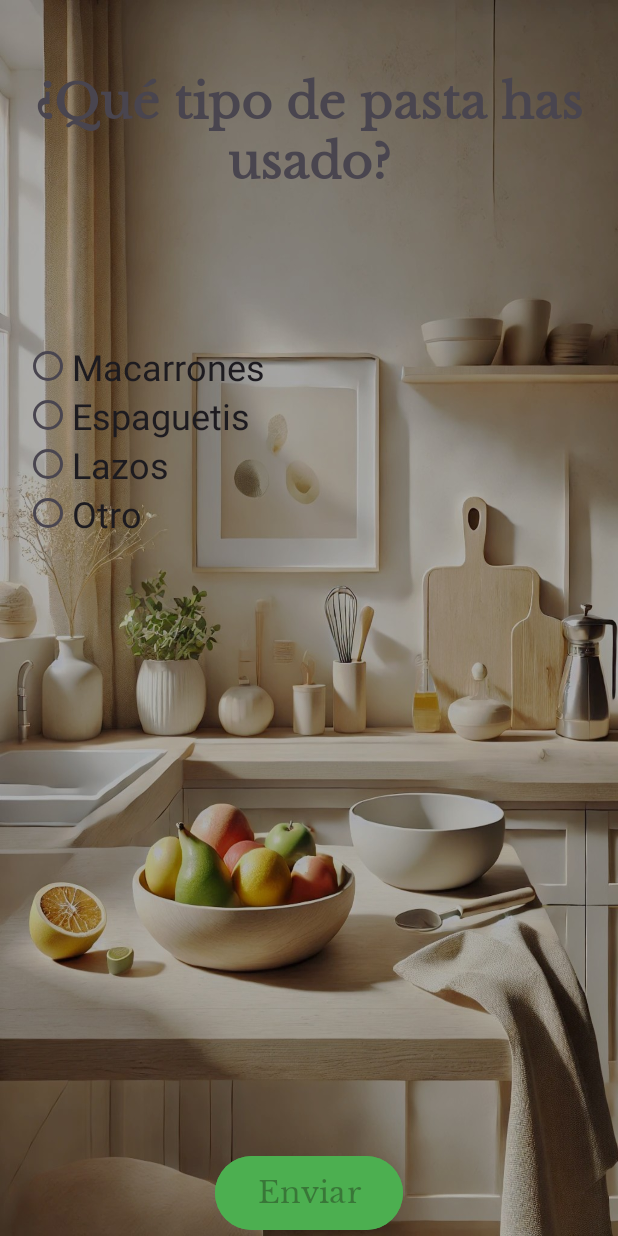
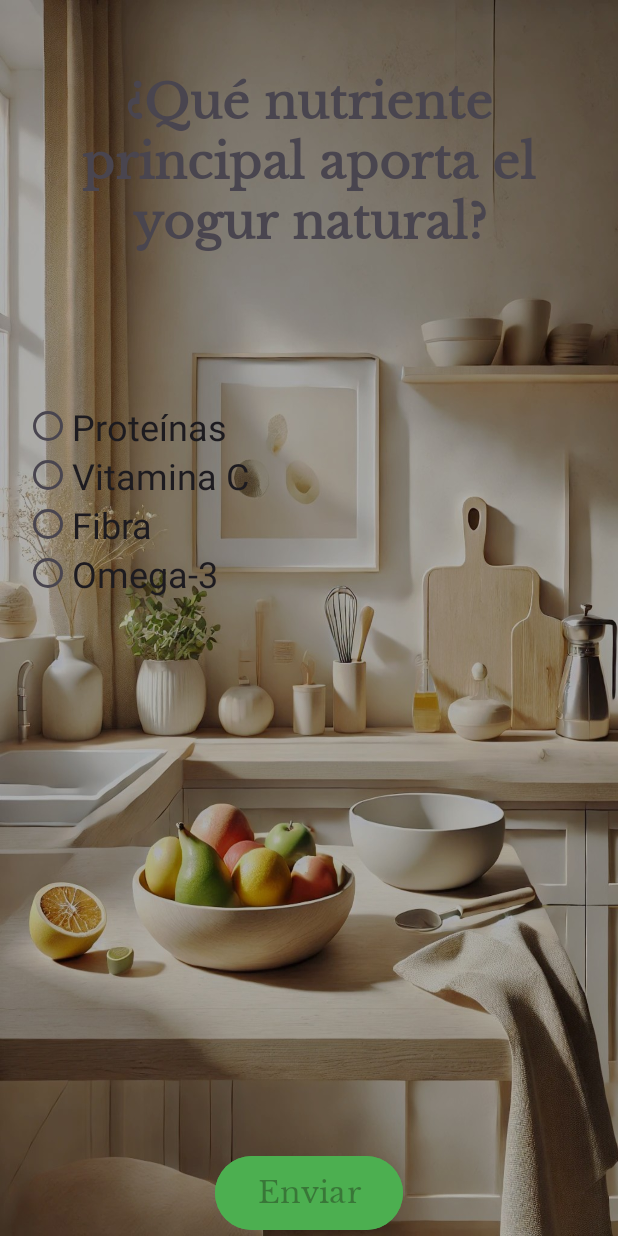
Before and after one commit to luismaa03/Food-Game-repo, an Android app: the Almuerzos screen opened directly, with no data from a screen before it, after a tap on "Aceptar", on a phone screen of 412 x 824 dp. Run offline under Robolectric (Android 15) with nearby library versions, the phone set to English and light mode, and no system bars; our stand-ins replace Firebase (no records; nobody signed in at launch, a user with empty details on screens opened directly); 1 other tap on this screen came first.

Commit message:
preguntas

```diff
--- a/FoodGame/app/src/main/java/com/example/foodgame/ResultadoCuestionario.kt
+++ b/FoodGame/app/src/main/java/com/example/foodgame/ResultadoCuestionario.kt
@@ -28,16 +28,15 @@ class ResultadoCuestionario : AppCompatActivity() {
 
         // Calcular puntuación general
         val puntuacionGeneral = if (tiempo > 0) {
-            (puntuacionTotal * 1000000 / tiempo).toInt() // Ejemplo: puntuación por cada 10 segundos
+            (puntuacionTotal * 1000000 / tiempo).toInt()
         } else {
-            0 // Evitar división por cero
+            0
         }
 
         // Mostrar resultados
-        binding.tvPuntuacion.text = "Puntuación: $puntuacionTotal"
+        binding.tvPuntuacion.text = "Puntuación General: $puntuacionGeneral"
         binding.tvPreguntasAcertadas.text = "Preguntas acertadas: $correctas"
         binding.tvPreguntasFalladas.text = "Preguntas falladas: $incorrectas"
-        binding.tvPuntuacionGeneral.text = "Puntuación general: $puntuacionGeneral"
 
         // Guardar puntuación en Firebase
         Conexion.addPuntuacion(this, Puntuacion(puntos = puntuacionGeneral))
--- a/FoodGame/app/src/main/java/modelo/PlatoData.kt
+++ b/FoodGame/app/src/main/java/modelo/PlatoData.kt
@@ -15,21 +15,21 @@ object PlatoData {
             "1. Batir los huevos con la leche, sal y pimienta.\n2. Calentar una sartén con aceite.\n3. Verter la mezcla de huevos en la sartén.\n4. Cocinar a fuego medio hasta que la tortilla esté cuajada.\n5. Doblar la tortilla por la mitad y servir.",
             preguntas = listOf(
                 Pregunta(
-                    "¿Qué tipo de huevos has usado?",
-                    listOf("De gallina", "De codorniz", "Ecológicos", "Otro"),
-                    "De gallina",
+                    "¿Cuál es el ingrediente principal de la tortilla francesa?",
+                    listOf("Harina", "Huevo", "Leche", "Mantequilla"),
+                    "Huevo",
                     TipoPregunta.OPCION_MULTIPLE
                 ),
                 Pregunta(
-                    "¿Has añadido algún ingrediente extra?",
-                    listOf("Sí", "No"),
-                    "No",
+                    "¿Qué tipo de cocción se usa para hacer una tortilla francesa?",
+                    listOf("Horneado", "Hervido", "Frito", "A la plancha"),
+                    "A la plancha",
                     TipoPregunta.OPCION_MULTIPLE
                 ),
                 Pregunta(
-                    "¿Cómo has cocinado la tortilla?",
-                    listOf("Poco hecha", "En su punto", "Muy hecha"),
-                    "En su punto",
+                    "¿Cuál de estos ingredientes puedes añadir para hacer una tortilla francesa más nutritiva?",
+                    listOf("Chocolate", "Espinacas", "Azúcar", "Refresco"),
+                    "Espinacas",
                     TipoPregunta.OPCION_MULTIPLE
                 )
             )
@@ -47,24 +47,25 @@ object PlatoData {
             "1. Tostar el pan.\n2. Machacar el aguacate con un tenedor.\n3. Untar el aguacate sobre el pan tostado.\n4. Cortar el tomate en rodajas y colocarlas sobre el aguacate.\n5. Añadir un chorrito de aceite de oliva y servir.",
             preguntas = listOf(
                 Pregunta(
-                    "¿Qué tipo de pan has usado?",
-                    listOf("Blanco", "Integral", "Centeno", "Otro"),
-                    "Blanco",
+                    "¿Cuál de estos nutrientes aporta el aguacate?",
+                    listOf("Proteínas", "Grasas saludables", "Carbohidratos", "Azúcares"),
+                    "Grasas saludables",
                     TipoPregunta.OPCION_MULTIPLE
                 ),
                 Pregunta(
-                    "¿El aguacate estaba maduro?",
-                    listOf("Sí", "No"),
-                    "Sí",
+                    "¿Por qué se recomienda usar pan integral en las tostadas?",
+                    listOf("Tiene más fibra", "Es más dulce", "Se tuesta más rápido", "No tiene gluten"),
+                    "Tiene más fibra",
                     TipoPregunta.OPCION_MULTIPLE
                 ),
                 Pregunta(
-                    "¿Has añadido algún otro ingrediente?",
-                    listOf("Sí", "No"),
-                    "No",
+                    "¿Qué ingrediente de la receta es una buena fuente de antioxidantes?",
+                    listOf("Aguacate", "Aceite de oliva", "Tomate", "Pan"),
+                    "Tomate",
                     TipoPregunta.OPCION_MULTIPLE
                 )
             )
+
         ),
         Plato(
             "Batido verde",
@@ -79,24 +80,25 @@ object PlatoData {
             "1. Lavar las espinacas.\n2. Pelar y cortar el plátano.\n3. Colocar las espinacas, el plátano, la leche de almendras y las semillas de chía en una licuadora.\n4. Batir hasta obtener una mezcla homogénea.\n5. Servir frío.",
             preguntas = listOf(
                 Pregunta(
-                    "¿Qué tipo de leche has usado?",
-                    listOf("Almendras", "Vaca", "Soja", "Otro"),
-                    "Almendras",
+                    "¿Qué beneficio aporta el plátano en este batido?",
+                    listOf("Aporta potasio", "Da color verde", "Es rico en proteínas", "Tiene omega-3"),
+                    "Aporta potasio",
                     TipoPregunta.OPCION_MULTIPLE
                 ),
                 Pregunta(
-                    "¿Has añadido algún otro ingrediente?",
-                    listOf("Sí", "No"),
-                    "No",
+                    "¿Cuál de estos ingredientes es una buena fuente de hierro?",
+                    listOf("Plátano", "Espinacas", "Leche de almendras", "Semillas de chía"),
+                    "Espinacas",
                     TipoPregunta.OPCION_MULTIPLE
                 ),
                 Pregunta(
-                    "¿Estaba frío el batido?",
-                    listOf("Sí", "No"),
-                    "Sí",
+                    "¿Por qué se recomienda añadir semillas de chía al batido?",
+                    listOf("Aportan calcio y omega-3", "Dan un color más intenso", "Hacen el batido más dulce", "Son bajas en fibra"),
+                    "Aportan calcio y omega-3",
                     TipoPregunta.OPCION_MULTIPLE
                 )
             )
+
         ),
         Plato(
             "Yogur con frutas y granola",
@@ -111,24 +113,25 @@ object PlatoData {
             "1. Lavar las fresas y los arándanos.\n2. Cortar las fresas en trozos pequeños.\n3. Colocar el yogur en un bol.\n4. Añadir las fresas y los arándanos.\n5. Espolvorear la granola por encima y servir.",
             preguntas = listOf(
                 Pregunta(
-                    "¿Qué tipo de yogur has usado?",
-                    listOf("Natural", "Griego", "De sabores", "Otro"),
-                    "Natural",
+                    "¿Qué nutriente principal aporta el yogur natural?",
+                    listOf("Proteínas", "Vitamina C", "Fibra", "Omega-3"),
+                    "Proteínas",
                     TipoPregunta.OPCION_MULTIPLE
                 ),
                 Pregunta(
-                    "¿Las frutas estaban frescas?",
-                    listOf("Sí", "No"),
-                    "Sí",
+                    "¿Cuál de estas frutas de la receta es rica en antioxidantes?",
+                    listOf("Fresas", "Arándanos", "Plátano", "Manzana"),
+                    "Arándanos",
                     TipoPregunta.OPCION_MULTIPLE
                 ),
                 Pregunta(
-                    "¿Has añadido algún otro ingrediente?",
-                    listOf("Sí", "No"),
-                    "No",
+                    "¿Por qué la granola es un buen complemento para este desayuno?",
+                    listOf("Aporta fibra y energía", "Hace el yogur más líquido", "Es rica en proteínas", "No aporta nutrientes"),
+                    "Aporta fibra y energía",
                     TipoPregunta.OPCION_MULTIPLE
                 )
             )
+
         )
     )
 
@@ -147,24 +150,25 @@ object PlatoData {
             "1. Cocer la pasta según las instrucciones del paquete.\n2. Lavar y cortar el tomate y la lechuga.\n3. Escurrir el atún.\n4. Mezclar la pasta, el tomate, la lechuga y el atún en un bol.\n5. Aliñar con aceite de oliva y servir.",
             preguntas = listOf(
                 Pregunta(
-                    "¿Qué tipo de pasta has usado?",
-                    listOf("Macarrones", "Espaguetis", "Lazos", "Otro"),
-                    "Macarrones",
+                    "¿Qué nutriente principal aporta el yogur natural?",
+                    listOf("Proteínas", "Vitamina C", "Fibra", "Omega-3"),
+                    "Proteínas",
                     TipoPregunta.OPCION_MULTIPLE
                 ),
                 Pregunta(
-                    "¿Has añadido algún otro ingrediente?",
-                    listOf("Sí", "No"),
-                    "No",
+                    "¿Cuál de estas frutas de la receta es rica en antioxidantes?",
+                    listOf("Fresas", "Arándanos", "Plátano", "Manzana"),
+                    "Arándanos",
                     TipoPregunta.OPCION_MULTIPLE
                 ),
                 Pregunta(
-                    "¿Estaba fría la ensalada?",
-                    listOf("Sí", "No"),
-                    "Sí",
+                    "¿Por qué la granola es un buen complemento para este desayuno?",
+                    listOf("Aporta fibra y energía", "Hace el yogur más líquido", "Es rica en proteínas", "No aporta nutrientes"),
+                    "Aporta fibra y energía",
                     TipoPregunta.OPCION_MULTIPLE
                 )
             )
+
         ),
         Plato(
             "Pollo asado con patatas",
@@ -180,21 +184,21 @@ object PlatoData {
             "1. Precalentar el horno a 200 grados.\n2. Salpimentar el pollo y colocarlo en una bandeja de horno.\n3. Pelar y cortar las patatas en rodajas.\n4. Picar la cebolla y el ajo.\n5. Colocar las patatas, la cebolla y el ajo alrededor del pollo.\n6. Añadir las especias al gusto.\n7. Hornear durante 45 minutos o hasta que el pollo esté dorado y las patatas estén tiernas.\n8. Servir.",
             preguntas = listOf(
                 Pregunta(
-                    "¿Qué parte del pollo has usado?",
-                    listOf("Pechuga", "Muslo", "Entero", "Otro"),
-                    "Pechuga",
+                    "¿Cuál es el principal nutriente que aporta el pollo?",
+                    listOf("Carbohidratos", "Proteínas", "Fibra", "Azúcares"),
+                    "Proteínas",
                     TipoPregunta.OPCION_MULTIPLE
                 ),
                 Pregunta(
-                    "¿Has añadido alguna especia?",
-                    listOf("Sí", "No"),
-                    "No",
+                    "¿Por qué es recomendable incluir patatas en este plato?",
+                    listOf("Son ricas en carbohidratos y energía", "Aportan muchas proteínas", "Son bajas en fibra", "No tienen ningún beneficio"),
+                    "Son ricas en carbohidratos y energía",
                     TipoPregunta.OPCION_MULTIPLE
                 ),
                 Pregunta(
-                    "¿Estaba bien cocinado el pollo?",
-                    listOf("Sí", "No"),
-                    "Sí",
+                    "¿Qué ingrediente de la receta es una buena fuente de antioxidantes?",
+                    listOf("Pollo", "Cebolla", "Patatas", "Sal"),
+                    "Cebolla",
                     TipoPregunta.OPCION_MULTIPLE
                 )
             )
@@ -213,24 +217,25 @@ object PlatoData {
             "1. Cortar el tofu en cubos y dorarlo en una sartén con aceite.\n2. Lavar y cortar la zanahoria, el brócoli y el pimiento en trozos pequeños.\n3. Saltear las verduras en la sartén hasta que estén tiernas pero crujientes.\n4. Añadir el tofu y un chorrito de salsa de soja.\n5. Cocinar por unos minutos más y servir caliente.",
             preguntas = listOf(
                 Pregunta(
-                    "¿Qué tipo de tofu has usado?",
-                    listOf("Firme", "Sedoso", "Otro"),
-                    "Firme",
+                    "¿Cuál es el principal nutriente que aporta el tofu?",
+                    listOf("Proteínas", "Carbohidratos", "Vitaminas", "Azúcares"),
+                    "Proteínas",
                     TipoPregunta.OPCION_MULTIPLE
                 ),
                 Pregunta(
-                    "¿Has añadido alguna otra verdura?",
-                    listOf("Sí", "No"),
-                    "No",
+                    "¿Qué verdura de la receta es una buena fuente de vitamina A?",
+                    listOf("Brócoli", "Pimiento", "Zanahoria", "Tofu"),
+                    "Zanahoria",
                     TipoPregunta.OPCION_MULTIPLE
                 ),
                 Pregunta(
-                    "¿Estaban crujientes las verduras?",
-                    listOf("Sí", "No"),
-                    "Sí",
+                    "¿Por qué se recomienda no cocinar demasiado las verduras en un salteado?",
+                    listOf("Para mantener su textura crujiente", "Para que queden blandas", "Para que absorban más aceite", "Para cambiar su sabor"),
+                    "Para mantener su textura crujiente",
                     TipoPregunta.OPCION_MULTIPLE
                 )
             )
+
         ),
         Plato(
             "Lentejas estofadas",
@@ -247,21 +252,21 @@ object PlatoData {
             "1. Lavar las lentejas.\n2. Pelar y cortar la zanahoria, la patata y la cebolla en trozos pequeños.\n3. Picar el ajo.\n4. Cocinar todos los ingredientes en una olla con agua y especias al gusto hasta que las lentejas estén tiernas.\n5. Servir caliente.",
             preguntas = listOf(
                 Pregunta(
-                    "¿Qué tipo de lentejas has usado?",
-                    listOf("Pardinas", "Castellanas", "Verdinas", "Otro"),
-                    "Pardinas",
+                    "¿Cuál es el principal nutriente que aportan las lentejas?",
+                    listOf("Carbohidratos", "Proteínas", "Vitaminas", "Grasas"),
+                    "Proteínas",
                     TipoPregunta.OPCION_MULTIPLE
                 ),
                 Pregunta(
-                    "¿Has añadido algún otro ingrediente?",
-                    listOf("Sí", "No"),
-                    "No",
+                    "¿Qué ingrediente de la receta es una buena fuente de hierro?",
+                    listOf("Zanahoria", "Patatas", "Lentejas", "Ajo"),
+                    "Lentejas",
                     TipoPregunta.OPCION_MULTIPLE
                 ),
                 Pregunta(
-                    "¿Estaban bien cocinadas las lentejas?",
-                    listOf("Sí", "No"),
-                    "Sí",
+                    "¿Por qué es recomendable añadir zanahoria a las lentejas?",
+                    listOf("Aporta vitamina A y fibra", "Hace el plato más dulce", "Ayuda a espesar el caldo", "No tiene ningún beneficio"),
+                    "Aporta vitamina A y fibra",
                     TipoPregunta.OPCION_MULTIPLE
                 )
             )
@@ -281,21 +286,21 @@ object PlatoData {
             "1. Pelar y cortar el plátano.\n2. Lavar y cortar las fresas.\n3. Colocar el plátano, las fresas y la leche de almendras en una licuadora.\n4. Licuar hasta obtener una mezcla suave.\n5. Servir frío.",
             preguntas = listOf(
                 Pregunta(
-                    "¿Qué tipo de leche has usado?",
-                    listOf("Almendras", "Vaca", "Soja", "Otro"),
-                    "Almendras",
+                    "¿Qué ingrediente es rico en vitamina C?",
+                    listOf("Plátano", "Fresas", "Leche de almendras", "Ninguno"),
+                    "Fresas",
                     TipoPregunta.OPCION_MULTIPLE
                 ),
                 Pregunta(
-                    "¿Has añadido algún otro ingrediente?",
-                    listOf("Sí", "No"),
-                    "No",
+                    "¿Qué beneficio tiene la leche de almendras?",
+                    listOf("Es rica en calcio", "Aporta proteínas", "Es una buena fuente de vitamina B12", "No tiene beneficios"),
+                    "Es rica en calcio",
                     TipoPregunta.OPCION_MULTIPLE
                 ),
                 Pregunta(
-                    "¿Estaba frío el smoothie?",
-                    listOf("Sí", "No"),
-                    "Sí",
+                    "¿Cuál es la principal fuente de potasio en este smoothie?",
+                    listOf("Plátano", "Fresas", "Leche de almendras", "No hay fuente de potasio"),
+                    "Plátano",
                     TipoPregunta.OPCION_MULTIPLE
                 )
             )
@@ -314,21 +319,21 @@ object PlatoData {
             "1. Tostar el pan (opcional).\n2. Colocar el jamón y el queso sobre una rebanada de pan.\n3. Lavar y cortar el tomate y la lechuga.\n4. Añadir el tomate y la lechuga sobre el jamón y el queso.\n5. Cubrir con la otra rebanada de pan.\n6. Servir.",
             preguntas = listOf(
                 Pregunta(
-                    "¿Qué tipo de pan has usado?",
-                    listOf("Blanco", "Integral", "Centeno", "Otro"),
-                    "Blanco",
+                    "¿Cuál es el ingrediente principal de un sándwich de jamón y queso?",
+                    listOf("Pollo", "Jamón", "Atún", "Carne de res"),
+                    "Jamón",
                     TipoPregunta.OPCION_MULTIPLE
                 ),
                 Pregunta(
-                    "¿Qué tipo de jamón y queso has usado?",
-                    listOf("York", "Serrano", "Cheddar", "Otro"),
-                    "York",
+                    "¿Qué tipo de pan es comúnmente usado para hacer un sándwich de jamón y queso?",
+                    listOf("Pan de pita", "Pan de baguette", "Pan de molde", "Pan de maíz"),
+                    "Pan de molde",
                     TipoPregunta.OPCION_MULTIPLE
                 ),
                 Pregunta(
-                    "¿Has añadido algún otro ingrediente?",
-                    listOf("Sí", "No"),
-                    "No",
+                    "¿Qué tipo de queso se utiliza frecuentemente en un sándwich de jamón y queso?",
+                    listOf("Queso cheddar", "Queso fresco", "Queso azul", "Queso ricotta"),
+                    "Queso cheddar",
                     TipoPregunta.OPCION_MULTIPLE
                 )
             )
@@ -343,21 +348,22 @@ object PlatoData {
             "hummus",
             "1. Lavar y pelar las zanahorias.\n2. Cortar las zanahorias en palitos.\n3. Colocar el hummus en un bol pequeño.\n4. Servir los palitos de zanahoria junto con el hummus.",
             preguntas = listOf(
-                Pregunta("¿El hummus era casero?",
-                    listOf("Sí", "No"),
-                    "No",
+                Pregunta(
+                    "¿Qué beneficios tiene el hummus?",
+                    listOf("Vitaminas A y C", "Calcio, magnesio", "Ácidos grasos omega-3", "Proteínas, fibra, hierro"),
+                    "Proteínas, fibra, hierro",
                     TipoPregunta.OPCION_MULTIPLE
                 ),
                 Pregunta(
-                    "¿Las zanahorias estaban frescas?",
-                    listOf("Sí", "No"),
-                    "Sí",
+                    "¿Qué vitaminas se encuentran en las zanahorias?",
+                    listOf("Vitamina A, fibra", "Vitamina C, hierro", "Vitamina B12, calcio", "Vitamina E, zinc"),
+                    "Vitamina A, fibra",
                     TipoPregunta.OPCION_MULTIPLE
                 ),
                 Pregunta(
-                    "¿Has añadido algún otro ingrediente?",
-                    listOf("Sí", "No"),
-                    "No",
+                    "¿Qué paso se debe hacer primero al preparar los palitos de zanahoria?",
+                    listOf("Cortar las zanahorias", "Lavar y pelar las zanahorias", "Servir el hummus", "Colocar el hummus en un bol"),
+                    "Lavar y pelar las zanahorias",
                     TipoPregunta.OPCION_MULTIPLE
                 )
             )
@@ -374,24 +380,25 @@ object PlatoData {
             "1. Tostar el pan integral.\n2. Untar una capa de mantequilla de maní sobre las tostadas.\n3. Cortar el plátano en rodajas finas.\n4. Colocar las rodajas de plátano sobre las tostadas.\n5. Servir.",
             preguntas = listOf(
                 Pregunta(
-                    "¿Qué tipo de pan has usado?",
-                    listOf("Blanco", "Integral", "Centeno", "Otro"),
-                    "Integral",
+                    "¿Qué beneficios tiene el hummus?",
+                    listOf("Proteínas, fibra, hierro", "Vitaminas A y C", "Calcio, magnesio", "Ácidos grasos omega-3"),
+                    "Proteínas, fibra, hierro",
                     TipoPregunta.OPCION_MULTIPLE
                 ),
                 Pregunta(
-                    "¿La mantequilla de maní era natural?",
-                    listOf("Sí", "No"),
-                    "Sí",
+                    "¿Qué vitaminas se encuentran en las zanahorias?",
+                    listOf("Vitamina A, fibra", "Vitamina C, hierro", "Vitamina B12, calcio", "Vitamina E, zinc"),
+                    "Vitamina A, fibra",
                     TipoPregunta.OPCION_MULTIPLE
                 ),
                 Pregunta(
-                    "¿El plátano estaba maduro?",
-                    listOf("Sí", "No"),
-                    "Sí",
+                    "¿Qué paso se debe hacer primero al preparar los palitos de zanahoria?",
+                    listOf("Cortar las zanahorias", "Lavar y pelar las zanahorias", "Servir el hummus", "Colocar el hummus en un bol"),
+                    "Lavar y pelar las zanahorias",
                     TipoPregunta.OPCION_MULTIPLE
                 )
             )
+
         )
     )
 
--- a/FoodGame/app/src/main/res/layout/activity_resultado_cuestionario.xml
+++ b/FoodGame/app/src/main/res/layout/activity_resultado_cuestionario.xml
@@ -11,12 +11,14 @@
         android:id="@+id/tvPuntuacion"
         android:layout_width="wrap_content"
         android:layout_height="wrap_content"
-        android:text="@string/tvPuntuacion"
+        android:text="@string/tvPuntuacionGeneral"
         android:textSize="34sp"
-        app:layout_constraintBottom_toTopOf="@id/tvPreguntasAcertadas"
+        app:layout_constraintBottom_toBottomOf="parent"
         app:layout_constraintEnd_toEndOf="parent"
+        app:layout_constraintHorizontal_bias="0.533"
         app:layout_constraintStart_toStartOf="parent"
         app:layout_constraintTop_toTopOf="parent"
+        app:layout_constraintVertical_bias="0.264"
         app:layout_constraintVertical_chainStyle="packed" />
 
     <TextView
@@ -25,10 +27,11 @@
         android:layout_height="wrap_content"
         android:text="@string/tvPreguntasAcertadas"
         android:textSize="20sp"
-        app:layout_constraintBottom_toTopOf="@id/tvPreguntasFalladas"
+        app:layout_constraintBottom_toBottomOf="parent"
         app:layout_constraintEnd_toEndOf="parent"
         app:layout_constraintStart_toStartOf="parent"
-        app:layout_constraintTop_toBottomOf="@id/tvPuntuacion" />
+        app:layout_constraintTop_toBottomOf="@id/tvPuntuacion"
+        app:layout_constraintVertical_bias="0.1" />
 
     <TextView
         android:id="@+id/tvPreguntasFalladas"
@@ -36,21 +39,11 @@
         android:layout_height="wrap_content"
         android:text="@string/tvPreguntasFalladas"
         android:textSize="20sp"
-        app:layout_constraintBottom_toTopOf="@id/tvPuntuacionGeneral"
-        app:layout_constraintEnd_toEndOf="parent"
-        app:layout_constraintStart_toStartOf="parent"
-        app:layout_constraintTop_toBottomOf="@id/tvPreguntasAcertadas" />
-
-    <TextView
-        android:id="@+id/tvPuntuacionGeneral"
-        android:layout_width="wrap_content"
-        android:layout_height="wrap_content"
-        android:text="@string/tvPuntuacionGeneral"
-        android:textSize="20sp"
         app:layout_constraintBottom_toBottomOf="parent"
         app:layout_constraintEnd_toEndOf="parent"
         app:layout_constraintStart_toStartOf="parent"
-        app:layout_constraintTop_toBottomOf="@id/tvPreguntasFalladas" />
+        app:layout_constraintTop_toBottomOf="@id/tvPreguntasAcertadas"
+        app:layout_constraintVertical_bias="0.132" />
 
     <ImageButton
         android:id="@+id/ibInicio"
@@ -61,9 +54,9 @@
         app:layout_constraintBottom_toBottomOf="parent"
         app:layout_constraintEnd_toEndOf="parent"
         app:layout_constraintStart_toStartOf="parent"
-        app:layout_constraintTop_toBottomOf="@+id/tvPuntuacionGeneral"
+        app:layout_constraintTop_toBottomOf="@+id/tvPreguntasFalladas"
         app:layout_constraintVertical_bias="0.822"
         app:srcCompat="@drawable/casa"
-        app:tint="@color/fAmarillo"/>
+        app:tint="@color/fAmarillo" />
 
 </androidx.constraintlayout.widget.ConstraintLayout>
--- a/FoodGame/app/src/main/res/layout/activity_ver_puntuaciones.xml
+++ b/FoodGame/app/src/main/res/layout/activity_ver_puntuaciones.xml
@@ -4,7 +4,7 @@
     xmlns:tools="http://schemas.android.com/tools"
     android:layout_width="wrap_content"
     android:layout_height="wrap_content"
-    android:background="@color/md_theme_tertiaryFixed">
+    android:background="@color/md_theme_primaryContainer">
 
     <androidx.recyclerview.widget.RecyclerView
         android:id="@+id/recyclerView"
```
